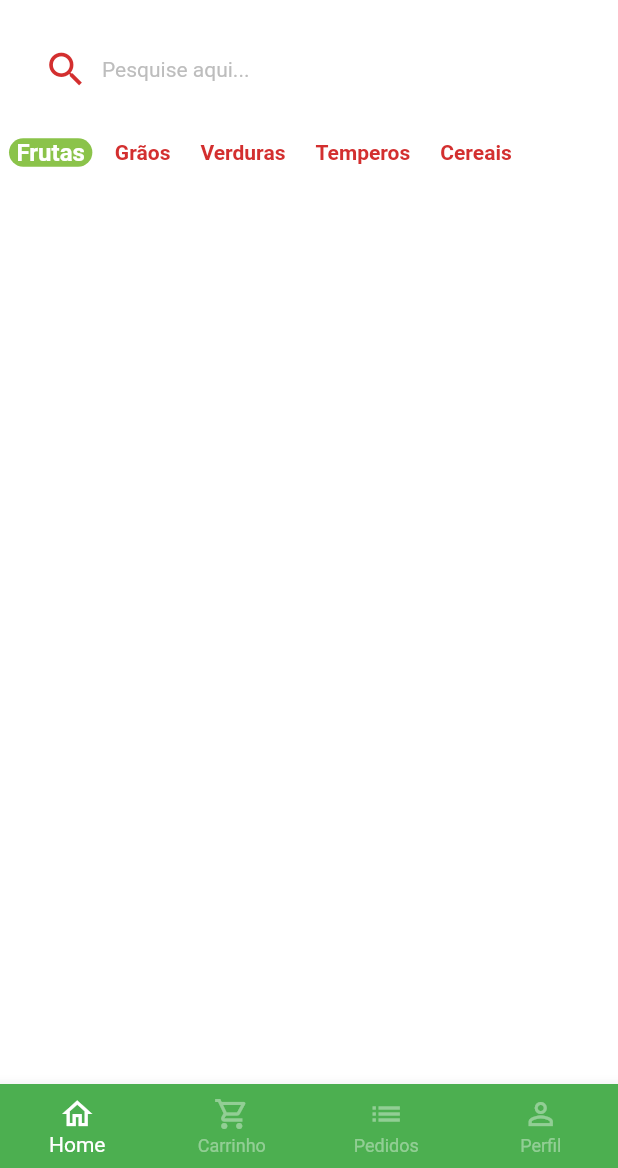
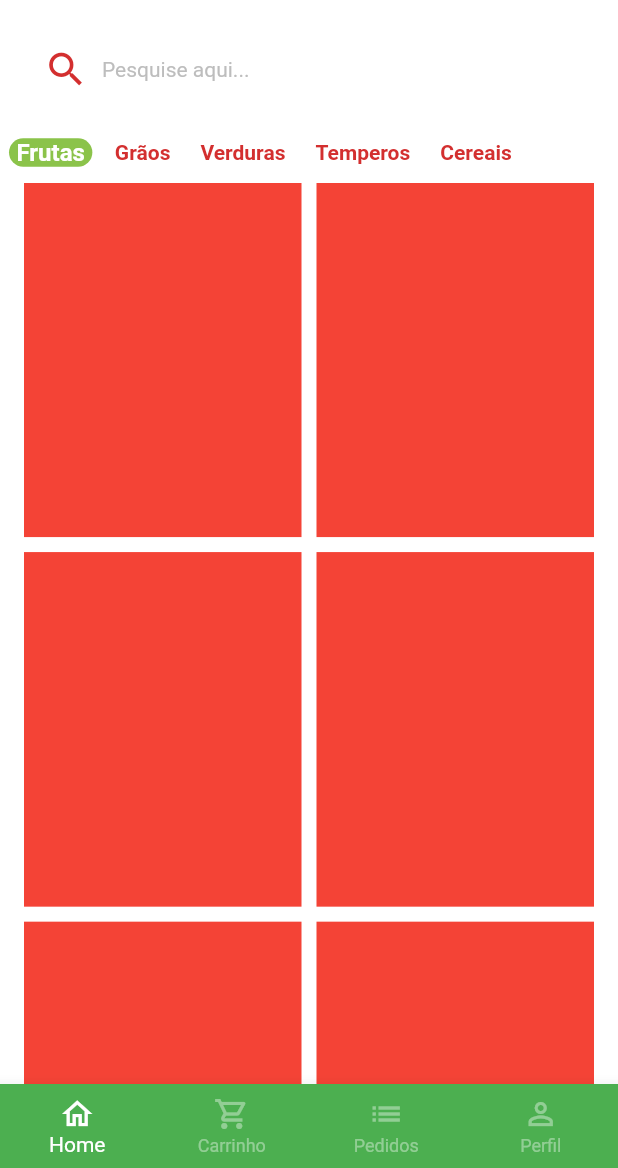
Before and after one commit to oliveiraxavier/quitanda-virtual-1-mx, a Flutter app: the BaseScreen screen opened directly, on a phone screen of 412 x 824 dp, the part 68-1236 px from its top. Run offline on Flutter 3.47's test engine with Material 2 defaults, Android fonts, the phone set to English and light mode, and no system bars; drawn by our look-alikes of badges; our stand-ins replace animated_text_kit, mask_text_input_formatter.

Commit message:
Start quitanda virtual - Aula 23

```diff
--- a/lib/main.dart
+++ b/lib/main.dart
@@ -1,5 +1,6 @@
 import 'package:flutter/material.dart';
-import 'package:quitanda_virtual_mx/src/auth/sign_in_screen.dart';
+
+import 'src/pages/auth/sign_in_screen.dart';
 
 void main() {
   runApp(const MyApp());
--- a/lib/src/auth/sign_up_screen.dart
+++ b/lib/src/pages/auth/sign_up_screen.dart
@@ -1,7 +1,8 @@
 import 'package:flutter/material.dart';
 import 'package:mask_text_input_formatter/mask_text_input_formatter.dart';
-import 'package:quitanda_virtual_mx/src/auth/components/custom_text_field.dart';
-import 'package:quitanda_virtual_mx/src/config/custom_colors.dart';
+
+import '../../config/custom_colors.dart';
+import 'components/custom_text_field.dart';
 
 class SignUpScreen extends StatelessWidget {
   SignUpScreen({super.key});
--- a/lib/src/base/base_screen.dart
+++ b/lib/src/pages/base/base_screen.dart
@@ -1,5 +1,5 @@
 import 'package:flutter/material.dart';
-import 'package:quitanda_virtual_mx/src/home/home_tab.dart';
+import '../home/home_tab.dart';
 
 class BaseScreen extends StatefulWidget{
   const BaseScreen({super.key});
@@ -26,7 +26,7 @@ class _BaseScreenState extends State<BaseScreen> {
           });
         },
         children: [
-          HomeTab(),
+          const HomeTab(),
           Container(
             color: Colors.yellow,
             child: const Text('CARRINHO'),
--- a/lib/src/home/components/category_tile.dart
+++ b/lib/src/pages/home/components/category_tile.dart
@@ -1,5 +1,6 @@
 import 'package:flutter/material.dart';
-import 'package:quitanda_virtual_mx/src/config/custom_colors.dart';
+
+import '../../../config/custom_colors.dart';
 
 class CategoryTile extends StatelessWidget {
   const CategoryTile({
--- a/lib/src/home/home_tab.dart
+++ b/lib/src/pages/home/home_tab.dart
@@ -1,25 +1,18 @@
 import 'package:badges/badges.dart';
 import 'package:flutter/material.dart';
-import 'package:quitanda_virtual_mx/src/config/custom_colors.dart';
-
+import '../../config/custom_colors.dart';
 import 'components/category_tile.dart';
+import 'package:quitanda_virtual_mx/src/config/app_data.dart' as app_data;
 
 class HomeTab extends StatefulWidget {
 
-  HomeTab({super.key});
+  const HomeTab({super.key});
 
   @override
   State<HomeTab> createState() => _HomeTabState();
 }
 
 class _HomeTabState extends State<HomeTab> {
-  List<String> categories = [
-    'Frutas',
-    'Grãos',
-    'Verduras',
-    'Temperos',
-    'Cereais',
-  ];
 
   String selectedCategory = 'Frutas';
 
@@ -108,9 +101,9 @@ class _HomeTabState extends State<HomeTab> {
             ),
           ),
 
-          // Campo de pesquisa
+          // Categorias
           Container(
-            padding: EdgeInsets.only(left: 6),
+            padding: const EdgeInsets.only(left: 6),
             height: 40,
             child: ListView.separated(
               scrollDirection: Axis.horizontal,
@@ -118,21 +111,40 @@ class _HomeTabState extends State<HomeTab> {
                 return CategoryTile(
                     onPressed: () {
                       setState((){
-                        selectedCategory = categories[index];
+                        selectedCategory = app_data.categories[index];
                       });
 
                     },
-                    category: categories[index],
-                    isSelected: categories[index] == selectedCategory,
+                    category: app_data.categories[index],
+                    isSelected: app_data.categories[index] == selectedCategory,
                 );
               },
               separatorBuilder: (_, int index) => const SizedBox(width: 10,),
-              itemCount: categories.length,
+              itemCount: app_data.categories.length,
             ),
           ),
           // Categorias
 
-          // Grid
+          // Grid  Produtos
+
+          Expanded(
+            child: GridView.builder(
+              padding: EdgeInsets.fromLTRB(16, 0, 16,16),
+              physics: const BouncingScrollPhysics(),
+              gridDelegate: const SliverGridDelegateWithFixedCrossAxisCount(
+                  crossAxisCount: 2,
+                  mainAxisSpacing: 10,
+                  crossAxisSpacing: 10,
+                  childAspectRatio: 9 / 11.5,
+              ),
+              itemCount: app_data.items.length,
+              itemBuilder: (_, index) {
+                return Container(
+                  color: Colors.red,
+                );
+              },
+            ),
+          ),
         ],
       ),
 
--- a/pubspec.yaml
+++ b/pubspec.yaml
@@ -62,7 +62,8 @@ flutter:
   uses-material-design: true
 
   # To add assets to your application, add an assets section, like this:
-  # assets:
+  assets:
+    - assets/fruits/
   #   - images/a_dot_burr.jpeg
   #   - images/a_dot_ham.jpeg
 
```
Also changed, not shown: lib/src/config/app_data.dart (added, +68 -0 lines), lib/src/models/item_model.dart (added, +16 -0 lines), lib/src/pages/auth/sign_in_screen.dart (renamed from lib/src/auth/sign_in_screen.dart, +3 -4 lines), lib/src/pages/auth/components/custom_text_field.dart (renamed from lib/src/auth/components/custom_text_field.dart).
